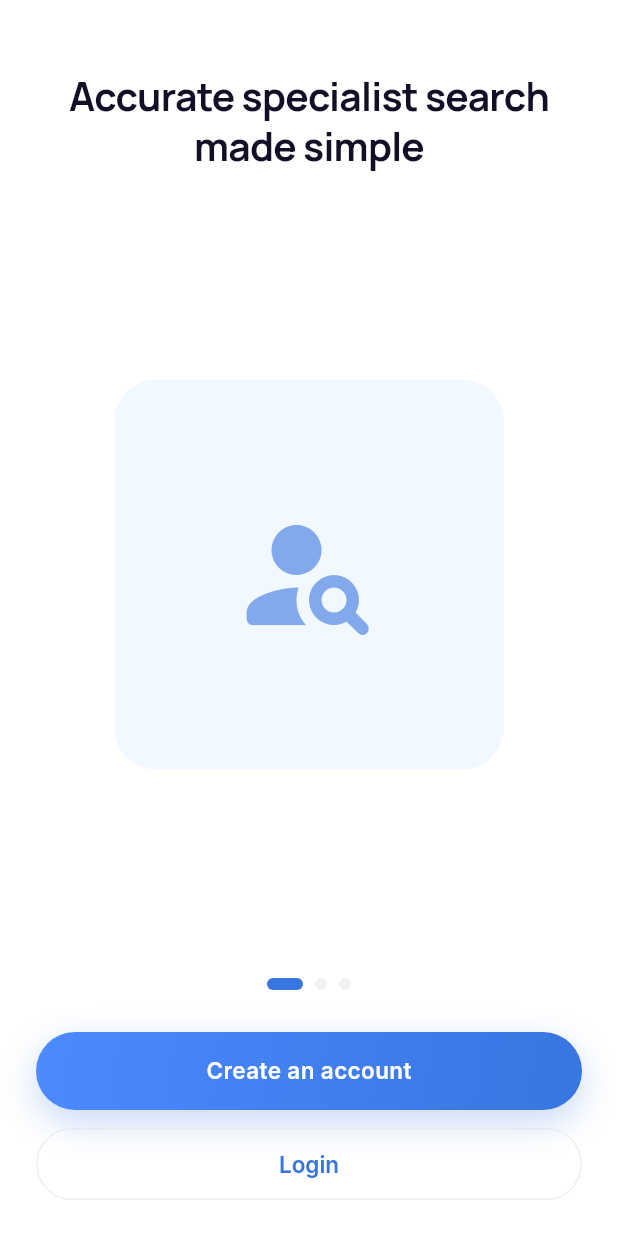
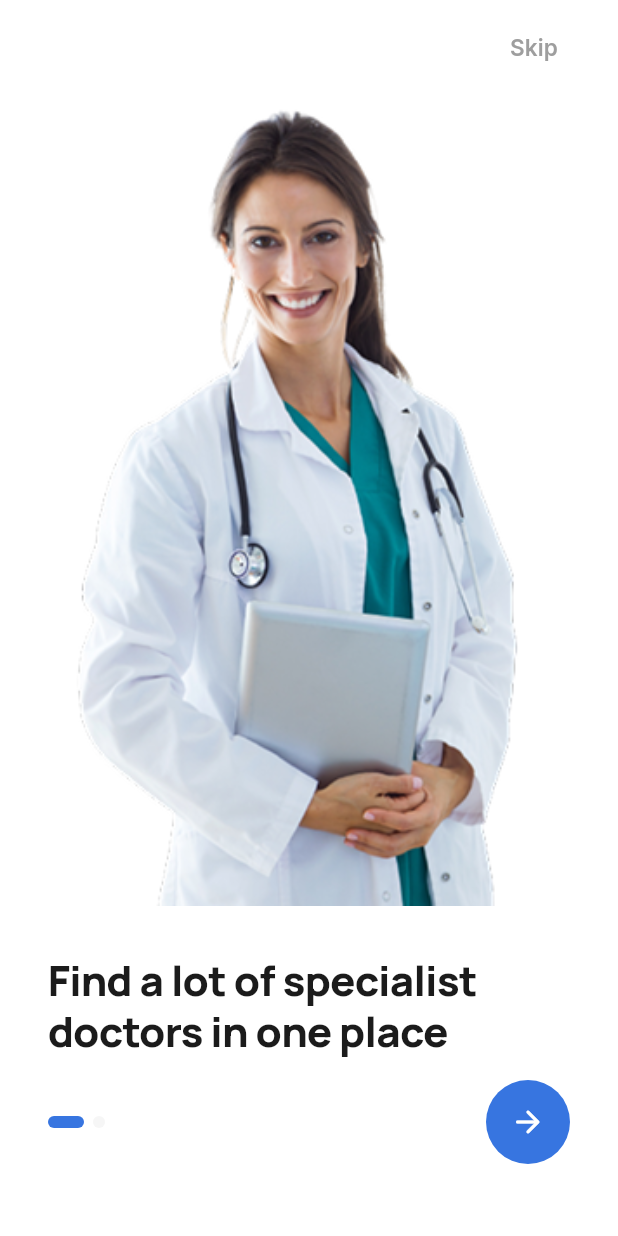
Before and after one commit to Harshgupta2902/healthcare, a Flutter app: the screen it shows after launch, on a phone screen of 412 x 824 dp. Run offline on Flutter 3.47's test engine with Material 3 defaults, Android fonts, the phone set to English and light mode, and no system bars; drawn by our look-alikes of flutter_animate; our stand-ins replace cached_network_image, dio, equatable, flutter_dotenv, flutter_riverpod, flutter_svg and 7 more; accounts and stored records are empty.

Commit message:
onboarding UI changes

```diff
--- a/mobile/lib/features/onboarding/screens/onboarding_screen.dart
+++ b/mobile/lib/features/onboarding/screens/onboarding_screen.dart
@@ -1,12 +1,10 @@
 import 'package:flutter/material.dart';
-import 'package:flutter_animate/flutter_animate.dart';
+import 'package:flutter_svg/flutter_svg.dart';
 import 'package:go_router/go_router.dart';
 
 import '../../../core/router/app_router.dart';
 import '../../../core/theme/app_colors.dart';
-import '../../../core/theme/app_radii.dart';
 import '../../../core/theme/app_typography.dart';
-import '../../../shared/widgets/primary_button.dart';
 
 class OnboardingScreen extends StatefulWidget {
   const OnboardingScreen({super.key});
@@ -21,22 +19,12 @@ class _OnboardingScreenState extends State<OnboardingScreen> {
 
   static const _slides = [
     _Slide(
-      icon: Icons.search_rounded,
-      iconColor: Color(0xFF3775E0),
-      title: 'Accurate specialist search made simple',
-      illustration: Icons.person_search_rounded,
+      imagePath: 'assets/icons/doctor1.png',
+      title: 'Find a lot of specialist\ndoctors in one place',
     ),
     _Slide(
-      icon: Icons.calendar_month_rounded,
-      iconColor: Color(0xFF3775E0),
-      title: 'Book appointments effortlessly',
-      illustration: Icons.event_available_rounded,
-    ),
-    _Slide(
-      icon: Icons.chat_rounded,
-      iconColor: Color(0xFF3775E0),
-      title: 'Expert advice & chat at your fingertips',
-      illustration: Icons.support_agent_rounded,
+      imagePath: 'assets/icons/doctor2.png',
+      title: 'Get advice only from a\ndoctor you believe in.',
     ),
   ];
 
@@ -46,6 +34,25 @@ class _OnboardingScreenState extends State<OnboardingScreen> {
     super.dispose();
   }
 
+  void _nextPage() async {
+    if (_index < _slides.length - 1) {
+      _pageController.nextPage(
+        duration: const Duration(milliseconds: 300),
+        curve: Curves.easeInOut,
+      );
+    } else {
+      await OnboardingPrefs.setComplete();
+      if (!mounted) return;
+      context.go('/login');
+    }
+  }
+
+  void _skip() async {
+    await OnboardingPrefs.setComplete();
+    if (!mounted) return;
+    context.go('/login');
+  }
+
   @override
   Widget build(BuildContext context) {
     return Scaffold(
@@ -53,6 +60,21 @@ class _OnboardingScreenState extends State<OnboardingScreen> {
       body: SafeArea(
         child: Column(
           children: [
+            // Skip button
+            Padding(
+              padding: const EdgeInsets.symmetric(horizontal: 24, vertical: 8),
+              child: Align(
+                alignment: Alignment.centerRight,
+                child: TextButton(
+                  onPressed: _skip,
+                  style: TextButton.styleFrom(
+                    foregroundColor: const Color(0xFF9E9E9E),
+                  ),
+                  child: const Text('Skip'),
+                ),
+              ),
+            ),
+
             Expanded(
               child: PageView.builder(
                 controller: _pageController,
@@ -60,65 +82,81 @@ class _OnboardingScreenState extends State<OnboardingScreen> {
                 onPageChanged: (i) => setState(() => _index = i),
                 itemBuilder: (_, i) {
                   final slide = _slides[i];
-                  return Padding(
-                    padding: const EdgeInsets.symmetric(horizontal: 28),
-                    child: Column(
+                  return Column(
                     children: [
-                        const SizedBox(height: 48),
-                        Text(
+                      Expanded(
+                        child: Image.asset(
+                          slide.imagePath,
+                          fit: BoxFit.contain,
+                          alignment: Alignment.bottomCenter,
+                        ),
+                      ),
+                      const SizedBox(height: 32),
+                      Padding(
+                        padding: const EdgeInsets.symmetric(horizontal: 32),
+                        child: Align(
+                          alignment: Alignment.centerLeft,
+                          child: Text(
                             slide.title,
                             style: AppTypography.pageTitle.copyWith(
-                            fontSize: 26,
-                            height: 1.25,
+                              fontSize: 28,
+                              height: 1.2,
+                              color: const Color(0xFF1B1B1B),
+                              fontWeight: FontWeight.w800,
                             ),
-                          textAlign: TextAlign.center,
+                            textAlign: TextAlign.left,
                           ),
-                        const Spacer(),
-                        _IllustrationPlaceholder(icon: slide.illustration),
-                        const Spacer(),
+                        ),
+                      ),
+                      const SizedBox(height: 16),
                     ],
-                    ),
                   );
                 },
               ),
             ),
+
+            // Bottom Controls
+            Padding(
+              padding: const EdgeInsets.fromLTRB(32, 0, 32, 48),
+              child: Row(
+                mainAxisAlignment: MainAxisAlignment.spaceBetween,
+                children: [
+                  // Indicators
                   Row(
-              mainAxisAlignment: MainAxisAlignment.center,
                     children: List.generate(_slides.length, (i) {
                       final active = i == _index;
                       return AnimatedContainer(
                         duration: const Duration(milliseconds: 220),
-                  margin: const EdgeInsets.symmetric(horizontal: 4),
+                        margin: const EdgeInsets.only(right: 6),
                         width: active ? 24 : 8,
                         height: 8,
                         decoration: BoxDecoration(
-                    color: active ? AppColors.brand : AppColors.outline.withValues(alpha: 0.5),
+                          color: active
+                              ? AppColors.brand
+                              : AppColors.outline.withValues(alpha: 0.3),
                           borderRadius: BorderRadius.circular(4),
                         ),
                       );
                     }),
                   ),
-            const SizedBox(height: 28),
-            Padding(
-              padding: const EdgeInsets.fromLTRB(24, 0, 24, 12),
-              child: PrimaryGradientButton(
-                label: 'Create an account',
-                onPressed: () async {
-                  await OnboardingPrefs.setComplete();
-                  if (!mounted) return;
-                  context.go('/register');
-                },
+                  // Next button
+                  InkWell(
+                    onTap: _nextPage,
+                    borderRadius: BorderRadius.circular(32),
+                    child: Container(
+                      width: 56,
+                      height: 56,
+                      decoration: const BoxDecoration(
+                        color: AppColors.brand,
+                        shape: BoxShape.circle,
+                      ),
+                      child: const Icon(
+                        Icons.arrow_forward_rounded,
+                        color: Colors.white,
                       ),
                     ),
-            Padding(
-              padding: const EdgeInsets.fromLTRB(24, 0, 24, 24),
-              child: SecondaryButton(
-                label: 'Login',
-                onPressed: () async {
-                  await OnboardingPrefs.setComplete();
-                  if (!mounted) return;
-                  context.go('/login');
-                },
+                  ),
+                ],
               ),
             ),
           ],
@@ -128,35 +166,12 @@ class _OnboardingScreenState extends State<OnboardingScreen> {
   }
 }
 
-class _IllustrationPlaceholder extends StatelessWidget {
-  const _IllustrationPlaceholder({required this.icon});
-
-  final IconData icon;
-
-  @override
-  Widget build(BuildContext context) {
-    return Container(
-      width: 260,
-      height: 260,
-      decoration: BoxDecoration(
-        color: AppColors.surfaceContainerLow,
-        borderRadius: BorderRadius.circular(AppRadii.xxl),
-      ),
-      child: Icon(icon, size: 100, color: AppColors.brand.withValues(alpha: 0.6)),
-    ).animate().fadeIn(duration: 500.ms).scale(begin: const Offset(0.9, 0.9));
-  }
-}
-
 class _Slide {
   const _Slide({
-    required this.icon,
-    required this.iconColor,
+    required this.imagePath,
     required this.title,
-    required this.illustration,
   });
 
-  final IconData icon;
-  final Color iconColor;
+  final String imagePath;
   final String title;
-  final IconData illustration;
 }
```
Lines whose indentation alone changed are shown as unchanged.
